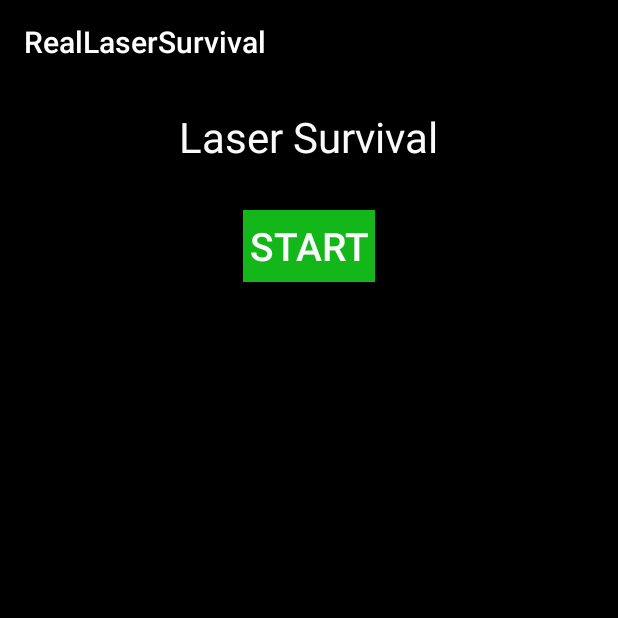
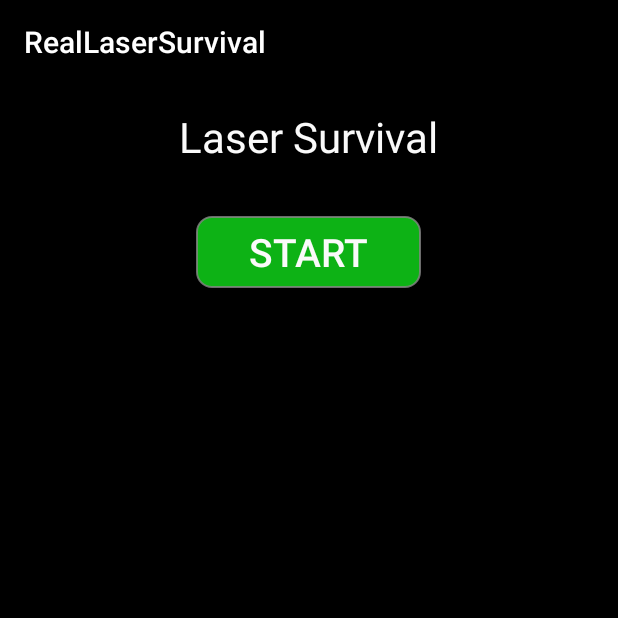
Before and after one commit to michelsen909/RealLaserSurvival, an Android app: the screen it shows after launch (mainMenu), on a phone screen of 412 x 824 dp, the top half of it. Run offline under Robolectric (Android 15) with nearby library versions, the phone set to English and light mode, and no system bars.

Commit message:
Runde hjørner på knap

```diff
--- /dev/null
+++ b/app/src/main/res/drawable/startButton.xml
@@ -0,0 +1,19 @@
+<?xml version="1.0" encoding="utf-8"?>
+<shape xmlns:android="http://schemas.android.com/apk/res/android"
+    android:shape="rectangle" >
+
+    <stroke
+        android:drawable="@android:color/transparent"
+        android:width="1dp"
+        android:color="#CC888888" >
+    </stroke>
+
+    <solid android:color="#0db215" />
+
+    <corners
+        android:bottomLeftRadius="10dp"
+        android:bottomRightRadius="10dp"
+        android:topLeftRadius="10dp"
+        android:topRightRadius="10dp" />
+
+</shape>
--- a/app/src/main/res/layout/activity_main_menu.xml
+++ b/app/src/main/res/layout/activity_main_menu.xml
@@ -25,10 +25,12 @@
         android:layout_height="wrap_content"
         android:text="Start"
         android:id="@+id/button"
+        android:layout_marginTop="34dp"
+        android:textSize="26dp"
+        android:background="@drawable/startButton"
+        android:textColor="@color/material_grey_50"
+        android:width="150dp"
         android:layout_below="@+id/textView"
-        android:layout_centerHorizontal="true"
-        android:layout_marginTop="30dp"
-        android:textSize="26dp"
-        android:background="#13b719"
-        android:textColor="@color/material_grey_50" />
+        android:layout_centerHorizontal="true" />
+
 </RelativeLayout>
```
